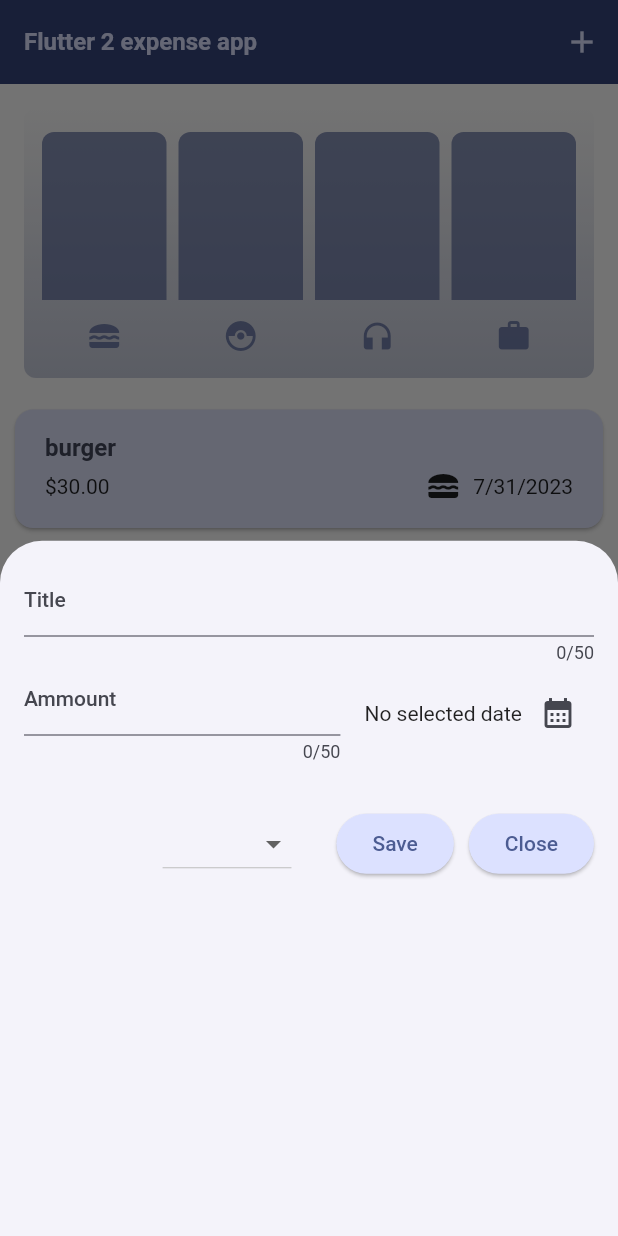
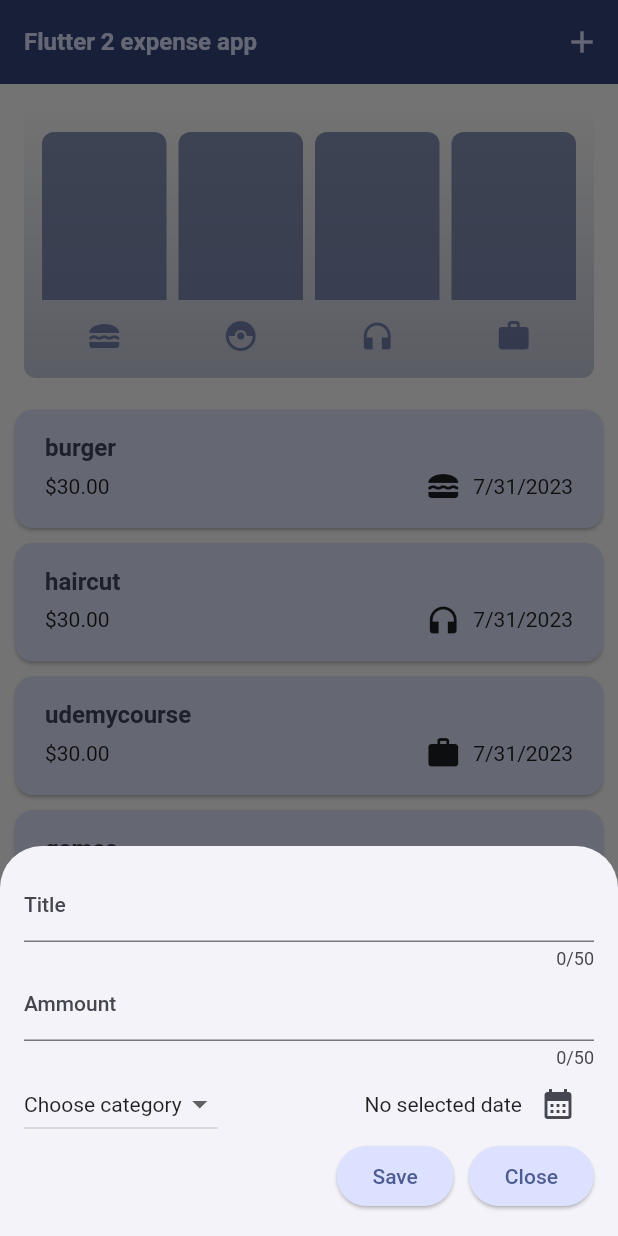
Before and after one commit to imNotADuck/flutter2_expense_app, a Flutter app: the screen it shows after launch, after a tap on the "add" icon, on a phone screen of 412 x 824 dp. Run offline on Flutter 3.47's test engine with Material 2 defaults, Android fonts, the phone set to English and light mode, and no system bars.

Commit message:
layout builder and move some redundant code to components

```diff
--- a/lib/main.dart
+++ b/lib/main.dart
@@ -1,4 +1,5 @@
 import 'package:flutter/material.dart';
+import 'package:flutter/services.dart';
 import 'package:flutter2_expense_app/widgets/expenses.dart';
 
 var kColorScheme =
@@ -8,6 +9,11 @@ var kDarkColorScheme = ColorScheme.fromSeed(
   seedColor: const Color.fromARGB(255, 2, 70, 39),
 );
 void main() {
+  // SystemChrome.setPreferredOrientations([
+  //   DeviceOrientation.portraitUp,
+  // ]).then((fn) {
+  //   runApp(const MyApp());
+  // });
   runApp(const MyApp());
 }
 
--- a/lib/widgets/expenses.dart
+++ b/lib/widgets/expenses.dart
@@ -15,6 +15,8 @@ class Expenses extends StatefulWidget {
 class _ExpensesState extends State<Expenses> {
   void _openAddExpenseItem() {
     showModalBottomSheet(
+      useSafeArea: true,
+      isScrollControlled: true,
       context: context,
       builder: (ctx) => NewExpense(
         onSubmittedNewItem: _addNewExpenseItem,
@@ -91,7 +93,9 @@ class _ExpensesState extends State<Expenses> {
 
   @override
   Widget build(BuildContext context) {
-    Widget placeHolder = const Center(
+    var width = MediaQuery.of(context).size.width;
+
+    Widget emptyExpenseText = const Center(
       child: Text('Start adding some...'),
     );
     return Scaffold(
@@ -104,12 +108,26 @@ class _ExpensesState extends State<Expenses> {
           )
         ],
       ),
-      body: _expenseList.isEmpty
-          ? placeHolder
-          : Column(
+      body: width < 700
+              ? Column(
                   children: [
                     Chart(
                       expenses: _expenseList,
+                    ),
+                    Expanded(
+                      child: ExpenseList(
+                        expenses: _expenseList,
+                        onRemoveExpense: _onRemoveExpenseItem,
+                      ),
+                    ),
+                  ],
+                )
+              : Row(
+                  children: [
+                    Expanded(
+                      child: Chart(
+                        expenses: _expenseList,
+                      ),
                     ),
                     Expanded(
                       child: ExpenseList(
--- /dev/null
+++ b/lib/widgets/layout/newexp_buttonlayout.dart
@@ -0,0 +1,34 @@
+import 'package:flutter/material.dart';
+
+class NewExpButtonLayouts extends StatelessWidget {
+  const NewExpButtonLayouts({super.key, required this.onSaveBtnPressed});
+
+  final Function onSaveBtnPressed;
+
+  @override
+  Widget build(BuildContext context) {
+    return Row(
+      mainAxisAlignment: MainAxisAlignment.end,
+      children: [
+        const SizedBox(
+          width: 30,
+        ),
+        ElevatedButton(
+          onPressed: () {
+            onSaveBtnPressed();
+          },
+          child: const Text('Save'),
+        ),
+        const SizedBox(
+          width: 10,
+        ),
+        ElevatedButton(
+          onPressed: () {
+            Navigator.pop(context);
+          },
+          child: const Text('Close'),
+        )
+      ],
+    );
+  }
+}
--- a/lib/widgets/new_expense.dart
+++ b/lib/widgets/new_expense.dart
@@ -1,6 +1,7 @@
 import 'package:flutter/foundation.dart';
 import 'package:flutter/material.dart';
 import 'package:flutter2_expense_app/models/expense.dart';
+import 'package:flutter2_expense_app/widgets/layout/newexp_buttonlayout.dart';
 import 'package:intl/intl.dart';
 
 final formatter = DateFormat.yMd();
@@ -89,10 +90,21 @@ class _NewExpenseState extends State<NewExpense> {
 
   @override
   Widget build(BuildContext context) {
-    return Padding(
-      padding: const EdgeInsets.all(16),
-      child: Column(children: [
-        TextField(
+    final keyBoardSpace = MediaQuery.of(context).viewInsets.bottom;
+
+    return LayoutBuilder(builder: (ctx, constraint) {
+      final width = constraint.maxWidth;
+
+      return SingleChildScrollView(
+        child: Padding(
+          padding: EdgeInsets.fromLTRB(16, 16, 16, keyBoardSpace + 16),
+          child: Column(
+            children: [
+              if (width >= 600)
+                Row(
+                  children: [
+                    Expanded(
+                      child: TextField(
                         style: Theme.of(context).textTheme.bodyMedium,
                         decoration: const InputDecoration(
                           label: Text("Title"),
@@ -101,8 +113,10 @@ class _NewExpenseState extends State<NewExpense> {
                         maxLength: 50,
                         keyboardType: TextInputType.text,
                       ),
-        Row(
-          children: [
+                    ),
+                    const SizedBox(
+                      width: 36,
+                    ),
                     Expanded(
                       child: TextField(
                         style: Theme.of(context).textTheme.bodyMedium,
@@ -115,30 +129,19 @@ class _NewExpenseState extends State<NewExpense> {
                         keyboardType: TextInputType.number,
                       ),
                     ),
-            const SizedBox(
-              width: 16,
+                  ],
+                )
+              else
+                TextField(
+                  style: Theme.of(context).textTheme.bodyMedium,
+                  decoration: const InputDecoration(
+                    label: Text("Title"),
                   ),
-            Expanded(
-              flex: 0,
-              child: Row(
-                mainAxisAlignment: MainAxisAlignment.end,
-                crossAxisAlignment: CrossAxisAlignment.center,
-                children: [
-                  Text(
-                    _selectedDate == null
-                        ? 'No selected date'
-                        : formatter.format(_selectedDate!).toString(),
+                  controller: _titleController,
+                  maxLength: 50,
+                  keyboardType: TextInputType.text,
                 ),
-                  IconButton(
-                    onPressed: _showDatePicker,
-                    icon: const Icon(Icons.calendar_month),
-                  ),
-                ],
-              ),
-            ),
-          ],
-        ),
-        const SizedBox(height: 30,),
+              if (width >= 600)
                 Row(
                   mainAxisAlignment: MainAxisAlignment.end,
                   children: [
@@ -160,7 +163,49 @@ class _NewExpenseState extends State<NewExpense> {
                           _selectedExpense = value;
                           print('expense value now: $_selectedExpense');
                         });
-                }),
+                      },
+                      hint: Text(
+                        'Choose category',
+                        style: Theme.of(context).textTheme.bodyMedium,
+                      ),
+                    ),
+                    const SizedBox(
+                      width: 36,
+                    ),
+                    Expanded(
+                      child: Row(
+                        mainAxisAlignment: MainAxisAlignment.end,
+                        crossAxisAlignment: CrossAxisAlignment.center,
+                        children: [
+                          Text(
+                            _selectedDate == null
+                                ? 'No selected date'
+                                : formatter.format(_selectedDate!).toString(),
+                          ),
+                          IconButton(
+                            onPressed: _showDatePicker,
+                            icon: const Icon(Icons.calendar_month),
+                          ),
+                        ],
+                      ),
+                    ),
+                  ],
+                )
+              else
+                TextField(
+                  style: Theme.of(context).textTheme.bodyMedium,
+                  decoration: const InputDecoration(
+                    label: Text("Ammount"),
+                    prefixText: "\$",
+                  ),
+                  maxLength: 50,
+                  controller: _valueController,
+                  keyboardType: TextInputType.number,
+                ),
+              if (width >= 600)
+                Row(
+                  mainAxisAlignment: MainAxisAlignment.end,
+                  children: [
                     const SizedBox(
                       width: 30,
                     ),
@@ -181,7 +226,68 @@ class _NewExpenseState extends State<NewExpense> {
                     )
                   ],
                 )
-      ]),
+              else
+                Column(
+                  children: [
+                    Row(
+                      children: [
+                        DropdownButton(
+                          items: ExpenseEnum.values
+                              .map(
+                                (item) => DropdownMenuItem(
+                                  value: item,
+                                  child: Text(
+                                    item.name.toUpperCase(),
+                                    style:
+                                        Theme.of(context).textTheme.titleLarge,
+                                  ),
+                                ),
+                              )
+                              .toList(),
+                          value: _selectedExpense,
+                          onChanged: (value) {
+                            setState(() {
+                              _selectedExpense = value;
+                              print('expense value now: $_selectedExpense');
+                            });
+                          },
+                          hint: Text(
+                            'Choose category',
+                            style: Theme.of(context).textTheme.bodyMedium,
+                          ),
+                        ),
+                        const SizedBox(
+                          width: 36,
+                        ),
+                        Expanded(
+                          child: Row(
+                            mainAxisAlignment: MainAxisAlignment.end,
+                            crossAxisAlignment: CrossAxisAlignment.center,
+                            children: [
+                              Text(
+                                _selectedDate == null
+                                    ? 'No selected date'
+                                    : formatter
+                                        .format(_selectedDate!)
+                                        .toString(),
+                              ),
+                              IconButton(
+                                onPressed: _showDatePicker,
+                                icon: const Icon(Icons.calendar_month),
+                              ),
+                            ],
+                          ),
+                        ),
+                      ],
+                    ),
+                    NewExpButtonLayouts(
+                        onSaveBtnPressed: _validateFormAndSubmit),
+                  ],
+                )
+            ],
+          ),
+        ),
       );
+    });
   }
 }
```
Lines whose indentation alone changed are shown as unchanged.
